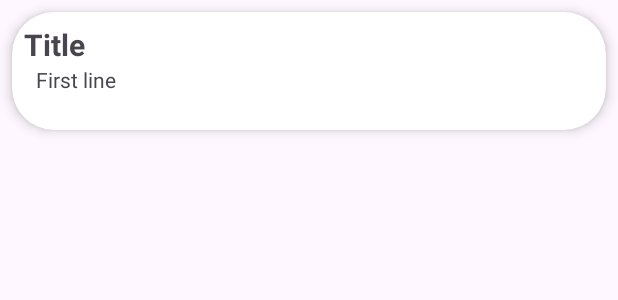
After one commit to LukaLominadze/GameDrive, an Android app: the layout recycler_view_game_row.xml on its own in the app's theme, with its tools: preview values and no code run, on a phone screen of 412 x 824 dp. The commit adds this screen. Shown: the top 300 px of the screen. Run offline under Robolectric (Android 15) with nearby library versions, the phone set to English and light mode, and no system bars.

Commit message:
adding rva

```diff
--- /dev/null
+++ b/app/src/main/java/com/example/gamedrive/recyclerview/RecyclerViewInterface.java
@@ -0,0 +1,5 @@
+package com.example.gamedrive.recyclerview;
+
+public interface RecyclerViewInterface {
+    void onClick(int position);
+}
--- /dev/null
+++ b/app/src/main/res/layout/recycler_view_game_row.xml
@@ -0,0 +1,50 @@
+<?xml version="1.0" encoding="utf-8"?>
+<androidx.constraintlayout.widget.ConstraintLayout xmlns:android="http://schemas.android.com/apk/res/android"
+    xmlns:app="http://schemas.android.com/apk/res-auto"
+    xmlns:tools="http://schemas.android.com/tools"
+    android:layout_width="match_parent"
+    android:layout_height="wrap_content">
+
+    <androidx.cardview.widget.CardView
+        android:layout_width="match_parent"
+        android:layout_height="wrap_content"
+        android:layout_marginStart="8dp"
+        android:layout_marginTop="8dp"
+        android:layout_marginEnd="8dp"
+        android:layout_marginBottom="8dp"
+        app:cardCornerRadius="28dp"
+        app:cardElevation="5dp"
+        app:layout_constraintBottom_toBottomOf="parent"
+        app:layout_constraintEnd_toEndOf="parent"
+        app:layout_constraintStart_toStartOf="parent"
+        app:layout_constraintTop_toTopOf="parent">
+
+        <androidx.constraintlayout.widget.ConstraintLayout
+            android:layout_width="match_parent"
+            android:layout_height="wrap_content">
+
+            <TextView
+                android:id="@+id/rowTitleTextView"
+                android:layout_width="wrap_content"
+                android:layout_height="wrap_content"
+                android:layout_marginStart="8dp"
+                android:layout_marginTop="8dp"
+                android:text="Title"
+                android:textSize="20sp"
+                android:textStyle="bold"
+                app:layout_constraintStart_toStartOf="parent"
+                app:layout_constraintTop_toTopOf="parent" />
+
+            <TextView
+                android:id="@+id/rowCategoryTextView"
+                android:layout_width="wrap_content"
+                android:layout_height="wrap_content"
+                android:layout_marginStart="8dp"
+                android:layout_marginBottom="24dp"
+                android:text="First line"
+                app:layout_constraintBottom_toBottomOf="parent"
+                app:layout_constraintStart_toStartOf="@+id/rowTitleTextView"
+                app:layout_constraintTop_toBottomOf="@+id/rowTitleTextView" />
+        </androidx.constraintlayout.widget.ConstraintLayout>
+    </androidx.cardview.widget.CardView>
+</androidx.constraintlayout.widget.ConstraintLayout>
```
Also changed, not shown: app/src/main/java/com/example/gamedrive/recyclerview/GameCardModel.java (added, +29 -0 lines), app/src/main/java/com/example/gamedrive/recyclerview/GameCardRecyclerViewAdapter.java (added, +72 -0 lines), app/src/main/res/layout/activity_main.xml (+4 -4 lines).
